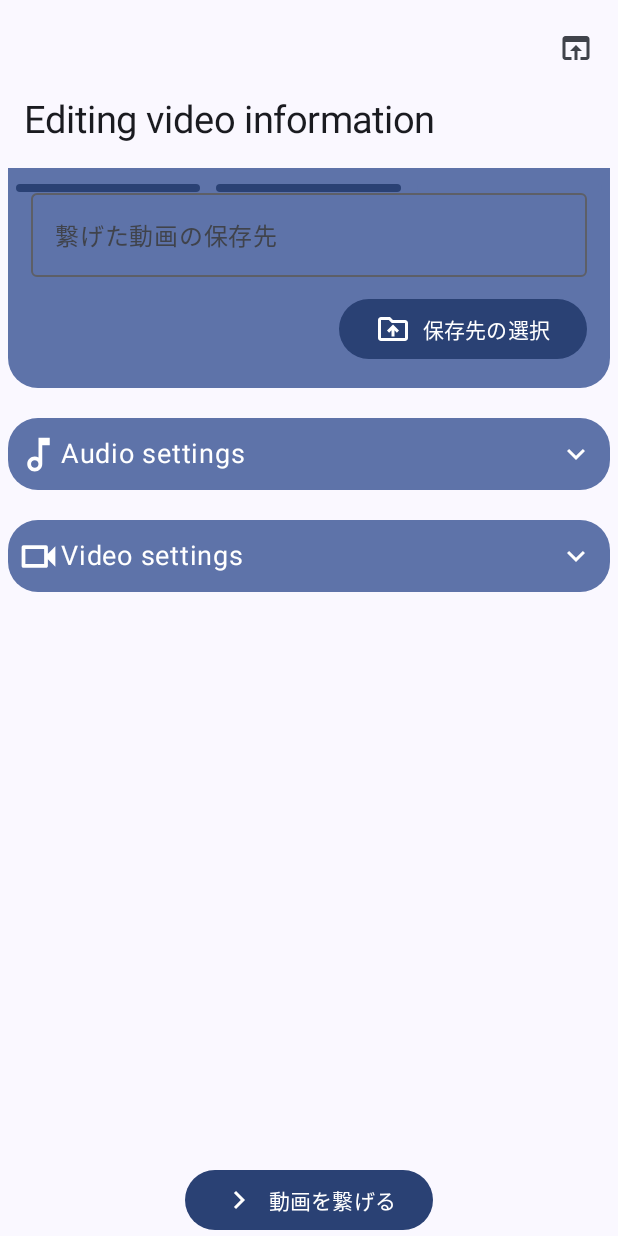
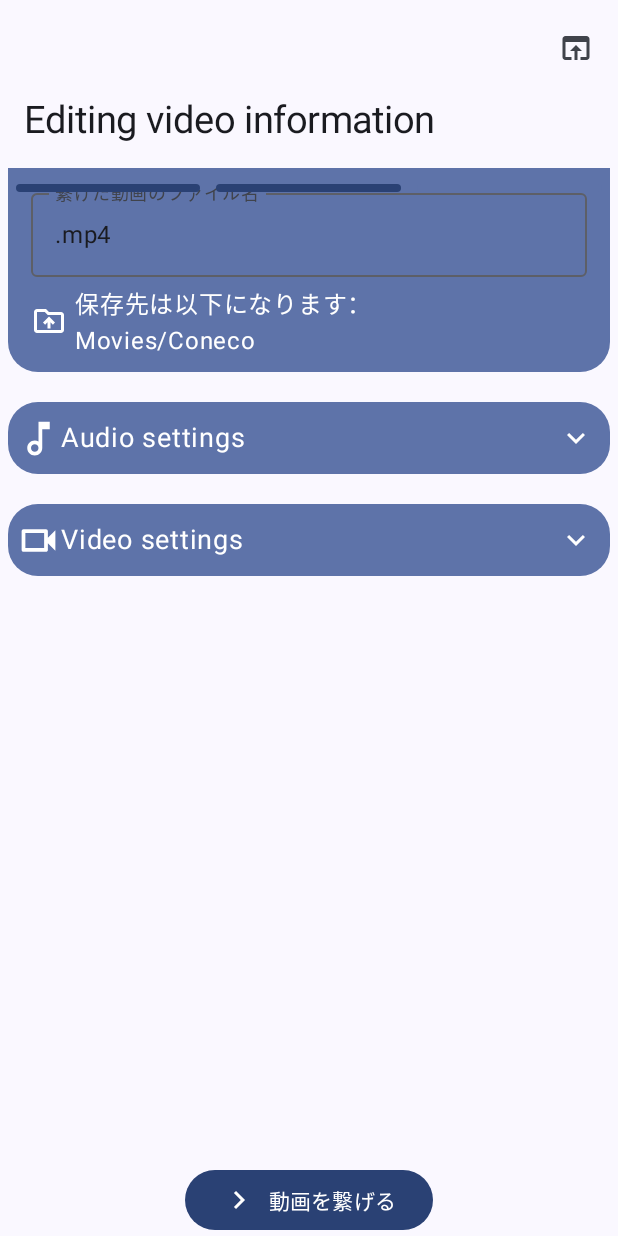
Before and after one commit to takusan23/Coneco, an Android app built with Jetpack Compose: the screen it shows after launch (MainActivity), after a tap on "動画の情報設定", on a phone screen of 412 x 824 dp. Run offline under Robolectric (Android 15) with nearby library versions, the light colour scheme and no system bars; 1 statement that could not run was skipped.

```diff
--- /dev/null
+++ b/app/src/main/java/io/github/takusan23/coneco/tool/FileNameGenerator.kt
@@ -0,0 +1,51 @@
+package io.github.takusan23.coneco.tool
+
+import java.text.SimpleDateFormat
+import java.util.*
+
+/** ファイル名生成器 */
+object FileNameGenerator {
+
+    private val simpleDateFormat = SimpleDateFormat("M/d", Locale.JAPAN)
+
+    /**
+     * スポーツの日とかは毎年変動するので書いてない（そもそもスポーツ嫌いだから書かないけど）
+     * */
+    private val specialHolidayList = listOf(
+        "1/1" to "元旦",
+        "2/11" to "建国記念の日",
+        "2/23" to "天皇誕生日",
+        "3/21" to "春分の日",
+        "4/1" to "エイプリルフール",
+        "4/29" to "昭和の日",
+        "5/3" to "憲法記念日",
+        "5/4" to "みどりの日",
+        "5/5" to "こどもの日",
+        "8/11" to "山の日",
+        "9/23" to "秋分の日",
+        "11/3" to "文化の日",
+        "12/24" to "クリスマスイブ",
+        "12/25" to "クリスマス"
+    )
+
+    /**
+     * オマケ機能
+     *
+     * @return 祝日じゃなければnull
+     * */
+    fun easterEgg(): String? {
+        val nowCalendar = Calendar.getInstance()
+        return specialHolidayList.firstOrNull { (date, _) ->
+            val (month, day) = parseDate(date)
+            month == (nowCalendar[Calendar.DAY_OF_MONTH] + 1) && day == nowCalendar[Calendar.DAY_OF_MONTH]
+        }?.second
+    }
+
+    /** 8/11 を 8 to 11 に変換する */
+    private fun parseDate(date: String): Pair<Int, Int> {
+        val date = simpleDateFormat.parse(date)!!
+        val calendar = Calendar.getInstance().apply { time = date }
+        return calendar[Calendar.MONTH] + 1 to calendar[Calendar.DAY_OF_MONTH]
+    }
+
+}
--- /dev/null
+++ b/app/src/main/java/io/github/takusan23/coneco/tool/WorkManagerTool.kt
@@ -0,0 +1,56 @@
+package io.github.takusan23.coneco.tool
+
+import android.content.Context
+import androidx.lifecycle.LifecycleOwner
+import androidx.work.WorkInfo
+import androidx.work.WorkManager
+import io.github.takusan23.coneco.workmanager.VideoMergeWork
+import io.github.takusan23.conecocore.tool.VideoMergeStatus
+import kotlinx.coroutines.flow.MutableStateFlow
+import kotlinx.coroutines.flow.StateFlow
+
+/** WorkManager 関係のユーティリティクラス */
+object WorkManagerTool {
+
+    /**
+     * 実行中タスクがあるかどうかを返す
+     *
+     * @param context [Context]
+     * @param owner LifecycleOwner
+     * @return ない場合はnull
+     * */
+    fun existsRunningTask(context: Context, owner: LifecycleOwner): StateFlow<WorkInfo?> {
+        val runningTask = MutableStateFlow<WorkInfo?>(null)
+        WorkManager.getInstance(context).getWorkInfosByTagLiveData(VideoMergeWork.WORKER_TAG).observe(owner) {
+            runningTask.value = it.firstOrNull { it.state == WorkInfo.State.RUNNING }
+        }
+        return runningTask
+    }
+
+    /**
+     * 実行中タスクの進捗のFlowを返す
+     *
+     * @param context [Context]
+     * @param owner LifecycleOwner
+     * @return ない場合は[VideoMergeStatus.NO_TASK]
+     * */
+    fun collectMergeState(context: Context, owner: LifecycleOwner): StateFlow<VideoMergeStatus> {
+        val state = MutableStateFlow(VideoMergeStatus.NO_TASK)
+        WorkManager.getInstance(context).getWorkInfosByTagLiveData(VideoMergeWork.WORKER_TAG).observe(owner) { list ->
+            state.value = list.firstOrNull { it.state == WorkInfo.State.RUNNING }?.progress?.getString(VideoMergeWork.WORK_STATUS_KEY)?.let {
+                VideoMergeStatus.findFromName(it)
+            } ?: VideoMergeStatus.NO_TASK
+        }
+        return state
+    }
+
+    /**
+     * 実行中タスクを終了させる
+     *
+     * @param context [Context]
+     * */
+    fun cancel(context: Context) {
+        WorkManager.getInstance(context).cancelAllWorkByTag(VideoMergeWork.WORKER_TAG)
+    }
+
+}
--- a/app/src/main/java/io/github/takusan23/coneco/ui/component/MergeEditComponent.kt
+++ b/app/src/main/java/io/github/takusan23/coneco/ui/component/MergeEditComponent.kt
@@ -4,10 +4,13 @@ import androidx.compose.foundation.layout.*
 import androidx.compose.foundation.shape.RoundedCornerShape
 import androidx.compose.material3.*
 import androidx.compose.runtime.Composable
+import androidx.compose.runtime.LaunchedEffect
 import androidx.compose.runtime.mutableStateOf
 import androidx.compose.runtime.remember
 import androidx.compose.ui.Alignment
 import androidx.compose.ui.Modifier
+import androidx.compose.ui.focus.FocusRequester
+import androidx.compose.ui.focus.focusRequester
 import androidx.compose.ui.graphics.Color
 import androidx.compose.ui.res.painterResource
 import androidx.compose.ui.res.stringResource
@@ -16,16 +19,25 @@ import androidx.compose.ui.unit.sp
 import io.github.takusan23.coneco.R
 import io.github.takusan23.coneco.data.AudioConfData
 import io.github.takusan23.coneco.data.VideoConfData
+import io.github.takusan23.coneco.tool.ExternalFileManager
 
 /**
- * ファイルの保存先を選ぶやつ
+ * 結合後のファイル名を決めるやつ。面倒いので速攻TextFieldへフォーカスを当ててます。
  *
- * @param onFilePickerOpen Storage Access Frameworkでファイルを作成してください
- * @param uriPath 保存先パス
+ * @param fileName ファイル名
+ * @param onFileNameChange ファイル名が変わったら呼ばれる
  * */
 @Composable
-fun MergeEditResultFilePicker(onFilePickerOpen: () -> Unit, uriPath: String) {
+fun MergeEditResultFileName(
+    fileName: String,
+    onFileNameChange: (String) -> Unit,
+) {
     val isOpen = remember { mutableStateOf(true) }
+    val focusRequester = remember { FocusRequester() }
+
+    LaunchedEffect(key1 = Unit, block = {
+        focusRequester.requestFocus()
+    })
 
     MergeEditCommon(
         isOpen = isOpen.value,
@@ -37,21 +49,26 @@ fun MergeEditResultFilePicker(onFilePickerOpen: () -> Unit, uriPath: String) {
             OutlinedTextField(
                 modifier = Modifier
                     .padding(5.dp)
+                    .focusRequester(focusRequester)
                     .fillMaxWidth(),
-                value = uriPath,
-                label = { Text(text = "繋げた動画の保存先") },
-                readOnly = true,
-                onValueChange = {}
+                value = fileName,
+                label = { Text(text = "繋げた動画のファイル名") },
+                onValueChange = { onFileNameChange(it) }
             )
-            Button(
-                modifier = Modifier
-                    .padding(5.dp)
-                    .align(alignment = Alignment.End),
-                onClick = onFilePickerOpen
-            ) {
-                Icon(painter = painterResource(id = R.drawable.ic_outline_drive_folder_upload_24), contentDescription = null)
-                Spacer(modifier = Modifier.size(ButtonDefaults.IconSpacing))
-                Text(text = "保存先の選択")
+            Row(verticalAlignment = Alignment.CenterVertically) {
+                Icon(
+                    modifier = Modifier
+                        .padding(5.dp),
+                    painter = painterResource(R.drawable.ic_outline_drive_folder_upload_24),
+                    contentDescription = null
+                )
+                Text(
+                    modifier = Modifier.weight(1f),
+                    text = """
+                    保存先は以下になります：
+                    ${ExternalFileManager.resultMovieSaveFolder}
+                    """.trimIndent()
+                )
             }
         }
     }
@@ -132,7 +149,7 @@ fun MergeEditVideoConfig(
                         .weight(1f)
                         .fillMaxWidth(),
                     initialNum = data.videoHeight,
-                    label = { Text(text = "縦のサイズ (空白可)") },
+                    label = { Text(text = "縦のサイズ (空白でも可)") },
                     onNumberChange = { onDataChange(data.copy(videoHeight = it)) }
                 )
                 NullableNumberOnlyOutlinedTextField(
@@ -141,7 +158,7 @@ fun MergeEditVideoConfig(
                         .weight(1f)
                         .fillMaxWidth(),
                     initialNum = data.videoWidth,
-                    label = { Text(text = "横のサイズ (空白可)") },
+                    label = { Text(text = "横のサイズ (空白でも可)") },
                     onNumberChange = { onDataChange(data.copy(videoWidth = it)) }
                 )
             }
--- a/app/src/main/java/io/github/takusan23/coneco/ui/component/NumberOnlyOutlinedTextField.kt
+++ b/app/src/main/java/io/github/takusan23/coneco/ui/component/NumberOnlyOutlinedTextField.kt
@@ -28,6 +28,8 @@ fun NumberOnlyOutlinedTextField(
         modifier = modifier,
         value = numberText.value,
         label = label,
+        maxLines = 1,
+        singleLine = true,
         keyboardOptions = KeyboardOptions(keyboardType = KeyboardType.Number),
         onValueChange = {
             numberText.value = it
--- a/app/src/main/java/io/github/takusan23/coneco/ui/screen/MergeEditScreen.kt
+++ b/app/src/main/java/io/github/takusan23/coneco/ui/screen/MergeEditScreen.kt
@@ -1,7 +1,5 @@
 package io.github.takusan23.coneco.ui.screen
 
-import androidx.activity.compose.rememberLauncherForActivityResult
-import androidx.activity.result.contract.ActivityResultContracts
 import androidx.compose.foundation.layout.*
 import androidx.compose.foundation.rememberScrollState
 import androidx.compose.foundation.verticalScroll
@@ -17,7 +15,7 @@ import androidx.navigation.NavHostController
 import androidx.navigation.navOptions
 import io.github.takusan23.coneco.R
 import io.github.takusan23.coneco.ui.component.MergeEditAudioConfig
-import io.github.takusan23.coneco.ui.component.MergeEditResultFilePicker
+import io.github.takusan23.coneco.ui.component.MergeEditResultFileName
 import io.github.takusan23.coneco.ui.component.MergeEditVideoConfig
 import io.github.takusan23.coneco.viewmodel.MergeScreenViewModel
 
@@ -35,14 +33,7 @@ fun MergeEditScreen(
 ) {
     val audioMergeEditData = mergeScreenViewModel.audioMergeEditData.collectAsState()
     val videoMergeEditData = mergeScreenViewModel.videoMergeEditData.collectAsState()
-    val resultFileUri = mergeScreenViewModel.resultFileUri.collectAsState()
-
-    // 保存先設定
-    val createResultFile = rememberLauncherForActivityResult(contract = ActivityResultContracts.CreateDocument(), onResult = { uri ->
-        if (uri != null) {
-            mergeScreenViewModel.setResultUri(uri)
-        }
-    })
+    val fileName = mergeScreenViewModel.resultFileName.collectAsState()
 
     Scaffold {
         Column {
@@ -56,10 +47,10 @@ fun MergeEditScreen(
                     .padding(5.dp)
                     .verticalScroll(rememberScrollState())
             ) {
-                // 保存先選択
-                MergeEditResultFilePicker(
-                    onFilePickerOpen = { createResultFile.launch("coneco_merge_${System.currentTimeMillis()}.mp4") },
-                    uriPath = resultFileUri.value?.path ?: ""
+                // 結合後のファイルの名前
+                MergeEditResultFileName(
+                    fileName = fileName.value,
+                    onFileNameChange = { mergeScreenViewModel.setResultFileName(it) }
                 )
                 Spacer(modifier = Modifier.size(20.dp))
                 // 音声の設定
--- a/app/src/main/java/io/github/takusan23/coneco/ui/screen/MergeScreen.kt
+++ b/app/src/main/java/io/github/takusan23/coneco/ui/screen/MergeScreen.kt
@@ -3,11 +3,19 @@ package io.github.takusan23.coneco.ui.screen
 import androidx.compose.material3.ExperimentalMaterial3Api
 import androidx.compose.material3.Scaffold
 import androidx.compose.runtime.Composable
+import androidx.compose.runtime.LaunchedEffect
+import androidx.compose.runtime.collectAsState
+import androidx.compose.runtime.remember
+import androidx.compose.ui.platform.LocalContext
+import androidx.compose.ui.platform.LocalLifecycleOwner
 import androidx.compose.ui.res.stringResource
 import androidx.navigation.compose.NavHost
 import androidx.navigation.compose.composable
 import androidx.navigation.compose.currentBackStackEntryAsState
 import androidx.navigation.compose.rememberNavController
+import androidx.navigation.navOptions
+import androidx.work.WorkInfo
+import io.github.takusan23.coneco.tool.WorkManagerTool
 import io.github.takusan23.coneco.ui.component.ConecoAppBar
 import io.github.takusan23.coneco.viewmodel.MergeScreenViewModel
 
@@ -18,9 +26,29 @@ import io.github.takusan23.coneco.viewmodel.MergeScreenViewModel
 @Composable
 fun MergeScreen(mergeScreenViewModel: MergeScreenViewModel) {
     val navController = rememberNavController()
+    val context = LocalContext.current
+    val lifecycleOwner = LocalLifecycleOwner.current
+
     // タイトルを解決するのに
     val currentScreenEntry = navController.currentBackStackEntryAsState().value?.destination?.route ?: NavigationScreenData.VideoSelectScreenData.screenName
     val currentNavigationScreen = NavigationScreenData.findScreenOrNull(currentScreenEntry)
+
+    // 起動後に実行中タスクがある場合はそっちに飛ばす
+    // 多重起動は想定しない（MediaCodecのデコーダー多分そんなに数が無い）
+    val runningTask = remember { WorkManagerTool.existsRunningTask(context, lifecycleOwner) }.collectAsState(null)
+    LaunchedEffect(key1 = Unit, block = {
+        if (runningTask.value?.state == WorkInfo.State.RUNNING) {
+            navController.navigate(
+                route = NavigationScreenData.VideoMergeScreenData.screenName,
+                navOptions = navOptions {
+                    popUpTo(NavigationScreenData.VideoSelectScreenData.screenName) {
+                        // 結果的にActivity終了へ
+                        inclusive = true
+                    }
+                }
+            )
+        }
+    })
 
     Scaffold(
         topBar = {
--- a/app/src/main/java/io/github/takusan23/coneco/viewmodel/MergeScreenViewModel.kt
+++ b/app/src/main/java/io/github/takusan23/coneco/viewmodel/MergeScreenViewModel.kt
@@ -3,19 +3,21 @@ package io.github.takusan23.coneco.viewmodel
 import android.app.Application
 import android.net.Uri
 import androidx.lifecycle.AndroidViewModel
-import androidx.lifecycle.LiveData
 import androidx.lifecycle.viewModelScope
-import androidx.work.*
+import androidx.work.OneTimeWorkRequestBuilder
+import androidx.work.OutOfQuotaPolicy
+import androidx.work.WorkManager
+import androidx.work.workDataOf
 import io.github.takusan23.coneco.data.AudioConfData
 import io.github.takusan23.coneco.data.SelectVideoItemData
 import io.github.takusan23.coneco.data.VideoConfData
+import io.github.takusan23.coneco.tool.FileNameGenerator
 import io.github.takusan23.coneco.tool.GetVideoData
 import io.github.takusan23.coneco.tool.SerializationTool
 import io.github.takusan23.coneco.workmanager.VideoMergeWork
 import kotlinx.coroutines.flow.MutableStateFlow
 import kotlinx.coroutines.flow.StateFlow
 import kotlinx.coroutines.launch
-import java.util.*
 
 /** 結合する作業一連 で利用するViewModel */
 class MergeScreenViewModel(application: Application) : AndroidViewModel(application) {
@@ -24,8 +26,7 @@ class MergeScreenViewModel(application: Application) : AndroidViewModel(applicat
     private val _selectedVideoList = MutableStateFlow<List<SelectVideoItemData>>(emptyList())
     private val _audioMergeEditData = MutableStateFlow(AudioConfData())
     private val _videoMergeEditData = MutableStateFlow(VideoConfData())
-    private val _resultFileUri = MutableStateFlow<Uri?>(null)
-    private var videoMergeRequestId: UUID? = null
+    private val _resultFileName = MutableStateFlow("${FileNameGenerator.easterEgg() ?: ""}.mp4")
 
     /** 選択した動画をFlowで返す */
     val selectedVideoList = _selectedVideoList as StateFlow<List<SelectVideoItemData>>
@@ -36,8 +37,8 @@ class MergeScreenViewModel(application: Application) : AndroidViewModel(applicat
     /** 映像の設定 */
     val videoMergeEditData = _videoMergeEditData as StateFlow<VideoConfData>
 
-    /** 保存先Uri */
-    val resultFileUri = _resultFileUri as StateFlow<Uri?>
+    /** 保存先ファイル名 */
+    val resultFileName = _resultFileName as StateFlow<String>
 
     /**
      * 動画選択から戻ってきた際に、動画を追加する
@@ -78,12 +79,12 @@ class MergeScreenViewModel(application: Application) : AndroidViewModel(applicat
     }
 
     /**
-     * 保存先Uriをセットする
+     * 保存するファイル名をセット
      *
-     * @param uri [Uri]
+     * @param fileName ファイル名
      * */
-    fun setResultUri(uri: Uri) {
-        _resultFileUri.value = uri
+    fun setResultFileName(fileName: String) {
+        _resultFileName.value = fileName
     }
 
     /**
@@ -95,7 +96,7 @@ class MergeScreenViewModel(application: Application) : AndroidViewModel(applicat
             .addTag(VideoMergeWork.WORKER_TAG)
             .setInputData(workDataOf(
                 // 保存先
-                VideoMergeWork.RESULT_FILE_KEY to resultFileUri.value?.toString(),
+                VideoMergeWork.RESULT_FILE_NAME to resultFileName.value,
                 // 結合する動画のURI配列
                 VideoMergeWork.MERGE_URI_LIST_KEY to selectedVideoList.value.map { it.uri.toString() }.toTypedArray(),
                 // 音声設定
@@ -104,15 +105,7 @@ class MergeScreenViewModel(application: Application) : AndroidViewModel(applicat
                 VideoMergeWork.VIDEO_CONF_DATA_KEY to SerializationTool.convertString(videoMergeEditData.value),
             ))
             .build()
-        videoMergeRequestId = videoMergeWork.id
         WorkManager.getInstance(context).enqueue(videoMergeWork)
     }
 
-    /** 進捗LiveDataを返す */
-    fun getVideoMergeWorkStatusLiveData(): LiveData<WorkInfo>? {
-        return if (videoMergeRequestId != null) {
-            WorkManager.getInstance(context).getWorkInfoByIdLiveData(videoMergeRequestId!!)
-        } else null
-    }
-
 }
--- a/app/src/main/res/values/strings.xml
+++ b/app/src/main/res/values/strings.xml
@@ -3,7 +3,7 @@
     <string name="screen_title_video_select">Select a video to combine</string>
     <string name="screen_title_video_edit">Editing video information</string>
     <string name="screen_title_video_merge">Combined screen</string>
-    <string name="merge_edit_screen_save_folder">Save destination settings</string>
+    <string name="merge_edit_screen_save_folder">The name of the film</string>
     <string name="merge_edit_screen_audio_conf">Audio settings</string>
     <string name="merge_edit_screen_video_conf">Video settings</string>
 </resources>
--- a/conecocore/src/main/java/io/github/takusan23/conecocore/ConecoCore.kt
+++ b/conecocore/src/main/java/io/github/takusan23/conecocore/ConecoCore.kt
@@ -88,7 +88,7 @@ class ConecoCore(
      * 結合を開始する
      * */
     suspend fun merge() {
-        _status.tryEmit(VideoMergeStatus.VIDEO_MERGE)
+        _status.value = VideoMergeStatus.VIDEO_MERGE
         videoDataMerge?.merge()
         _status.value = VideoMergeStatus.AUDIO_MERGE
         audioDataMerge?.merge()
```
Also changed, not shown: app/src/main/java/io/github/takusan23/coneco/MainActivity.kt (+22 -0 lines), app/src/main/java/io/github/takusan23/coneco/tool/ExternalFileManager.kt (+39 -8 lines), app/src/main/java/io/github/takusan23/coneco/ui/screen/MergeTaskScreen.kt (+37 -13 lines), app/src/main/java/io/github/takusan23/coneco/workmanager/VideoMergeWork.kt (+52 -20 lines), app/src/main/res/drawable/ic_outline_clear_24.xml (added, +10 -0 lines), conecocore/src/main/java/io/github/takusan23/conecocore/tool/VideoMergeStatus.kt (+14 -2 lines), 1 other file.
